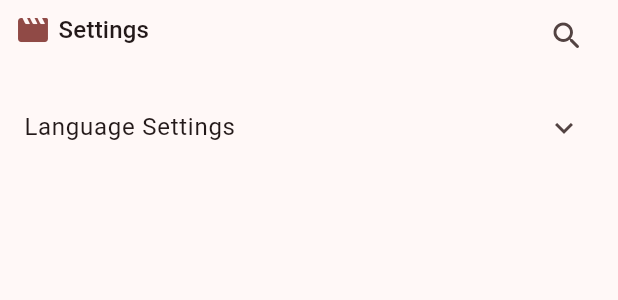
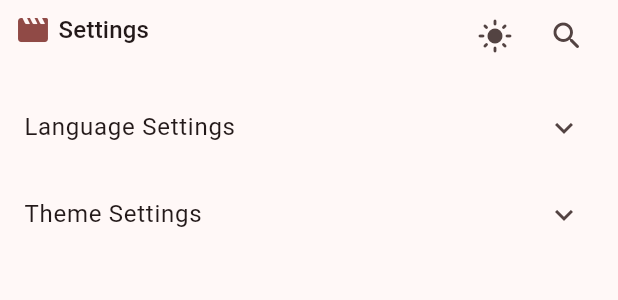
Before and after one commit to Chris-AM/movies_app, a Flutter app: the SettingsView widget shown alone on an empty page, opened directly, on a phone screen of 412 x 824 dp. Shown: the top 300 px of the screen. Run offline on Flutter 3.47's test engine with Material 2 defaults, Android fonts, the phone set to English and light mode, and no system bars; our stand-ins replace animate_do, card_swiper, dio, flutter_dotenv, flutter_riverpod, go_router and 1 more; missing offline and left inert: devicelocale; accounts and stored records are empty; generated files the repository leaves out were written again.

Commit message:
:sparkles: theme settings and dark mode added

```diff
--- /dev/null
+++ b/lib/config/config.dart
@@ -0,0 +1,5 @@
+//* Routers
+export 'routers/app_router.dart';
+//* Theme
+export 'theme/app_theme.dart';
+export 'theme/app_theme_provider.dart';
--- a/lib/main.dart
+++ b/lib/main.dart
@@ -3,9 +3,7 @@ import 'package:flutter/material.dart';
 import 'package:flutter_dotenv/flutter_dotenv.dart';
 import 'package:flutter_riverpod/flutter_riverpod.dart';
 //* Own Imports
-import 'package:movies_app/config/routers/app_router.dart';
-import 'package:movies_app/config/theme/app_theme.dart';
-import 'package:movies_app/config/theme/app_theme_provider.dart';
+import 'config/config.dart';
 
 // The main function is the entry point of the app.
 Future<void> main() async {
--- a/lib/presentation/views/settings/settings_view.dart
+++ b/lib/presentation/views/settings/settings_view.dart
@@ -39,6 +39,20 @@ class _SettingsViewState extends State<SettingsView> {
                       },
                     ),
                   ),
+                  Theme(
+                    data: Theme.of(context).copyWith(
+                      dividerColor: Colors.transparent,
+                    ),
+                    child: ExpansionTile(
+                      title: const Text('Theme Settings'),
+                      children: const [
+                        ThemeSelectionView(),
+                      ],
+                      onExpansionChanged: (bool expanded) {
+                        setState(() => isTileEnabled = expanded);
+                      },
+                    ),
+                  ),
                 ],
               );
             },
--- a/lib/presentation/views/views.dart
+++ b/lib/presentation/views/views.dart
@@ -6,3 +6,4 @@ export 'movies/home/home_view.dart';
 //* settings
 export 'settings/language_selection_view.dart';
 export 'settings/settings_view.dart';
+export 'settings/theme_selection_view.dart';
--- a/lib/presentation/widgets/shared/global_app_bar.dart
+++ b/lib/presentation/widgets/shared/global_app_bar.dart
@@ -1,6 +1,7 @@
 import 'package:flutter/material.dart';
 import 'package:flutter_riverpod/flutter_riverpod.dart';
 import 'package:go_router/go_router.dart';
+import 'package:movies_app/config/config.dart';
 import 'package:movies_app/domain/entities/movie_entity.dart';
 import 'package:movies_app/presentation/delegates/delegates.dart';
 import 'package:movies_app/presentation/helpers/helpers.dart';
@@ -64,18 +65,25 @@ class _IconsRow extends ConsumerWidget {
 
   @override
   Widget build(BuildContext context, WidgetRef ref) {
+    final bool isDarkMode = ref.watch(globalAppThemeProvider).isDarkMode;
     return Wrap(
       children: [
-        IconButton(
-          onPressed: () {
-            context.push('/settings');
-          },
-          icon: showSettingsButton
-              ? const Icon(
+        showSettingsButton
+            ? IconButton(
+                onPressed: () {
+                  context.push('/settings');
+                },
+                icon: const Icon(
                   Icons.settings_rounded,
-                )
-              : const SizedBox.shrink(),
-        ),
+                ))
+            : IconButton(
+                icon: isDarkMode
+                    ? const Icon(Icons.dark_mode_rounded)
+                    : const Icon(Icons.light_mode_rounded),
+                onPressed: () {
+                  ref.read(globalAppThemeProvider.notifier).toggleDarkMode();
+                },
+              ),
         IconButton(
           onPressed: () {
             final searchedMovies = ref.read(searchedMoviesProvider);
```
Also changed, not shown: lib/presentation/views/settings/language_selection_view.dart (+4 -8 lines), lib/presentation/views/settings/theme_selection_view.dart (added, +63 -0 lines).
